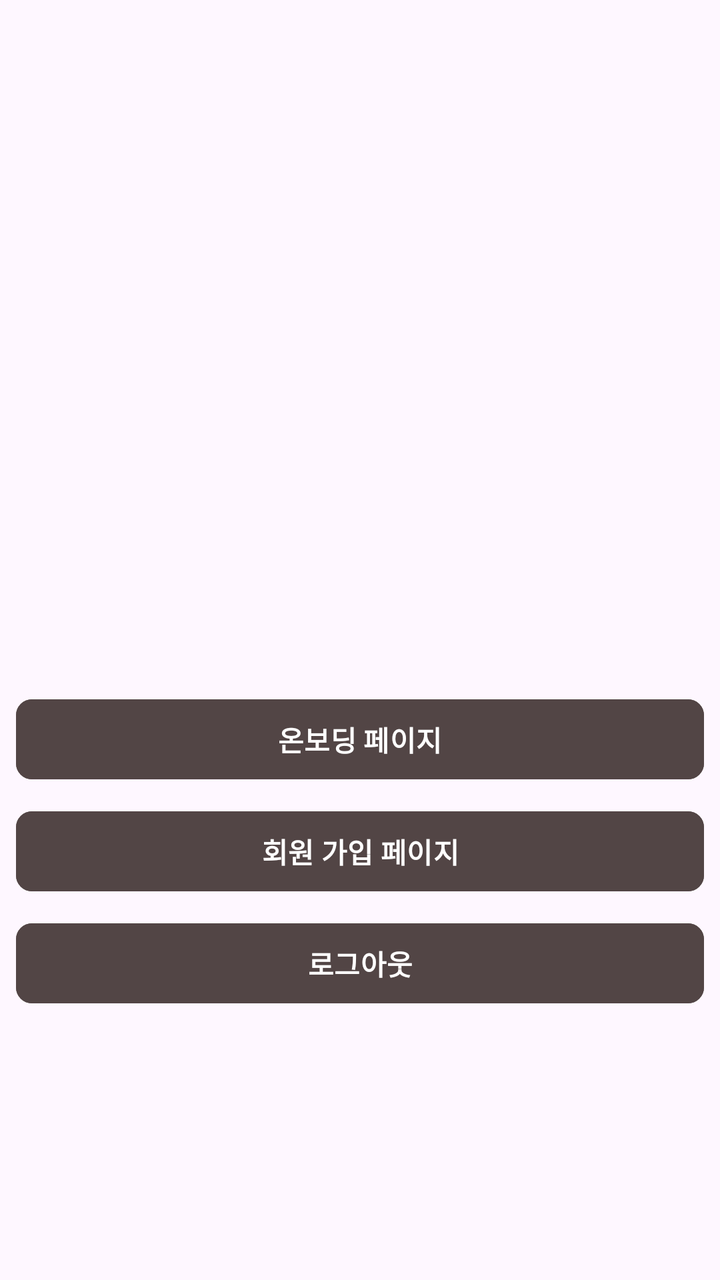
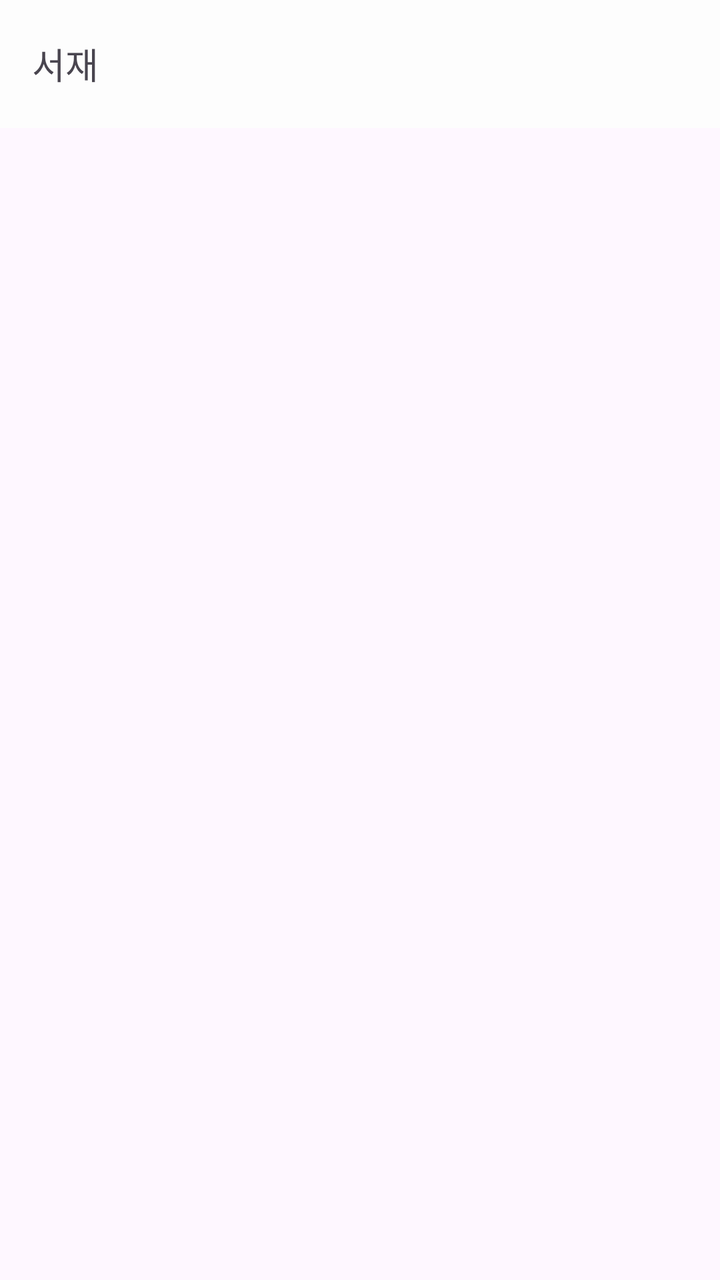

Before-and-after screenshots of an Android layout around one commit, followed by the original layout XML and the change that was made.
<!-- AndroidManifest.xml: application theme Theme.Bonda -->
<!-- res/layout/fragment_home_library.xml -->
<?xml version="1.0" encoding="utf-8"?>
<androidx.constraintlayout.widget.ConstraintLayout xmlns:android="http://schemas.android.com/apk/res/android"
    xmlns:app="http://schemas.android.com/apk/res-auto"
    android:layout_width="match_parent"
    android:layout_height="match_parent">

    <TextView
        android:id="@+id/text_library"
        android:layout_width="match_parent"
        android:layout_height="wrap_content"
        android:layout_marginStart="8dp"
        android:layout_marginTop="8dp"
        android:layout_marginEnd="8dp"
        android:textAlignment="center"
        android:textSize="20sp"
        app:layout_constraintBottom_toBottomOf="parent"
        app:layout_constraintEnd_toEndOf="parent"
        app:layout_constraintStart_toStartOf="parent"
        app:layout_constraintTop_toTopOf="parent" />

    <com.google.android.material.button.MaterialButton
        android:id="@+id/button_onboarding"
        style="@style/Widget.Bonda.Button.Primary"
        android:layout_width="0dp"
        android:layout_height="wrap_content"
        android:layout_margin="8dp"
        android:text="온보딩 페이지"
        app:layout_constraintEnd_toEndOf="parent"
        app:layout_constraintStart_toStartOf="parent"
        app:layout_constraintTop_toBottomOf="@id/text_library" />

    <com.google.android.material.button.MaterialButton
        android:id="@+id/button_books"
        style="@style/Widget.Bonda.Button.Primary"
        android:layout_width="0dp"
        android:layout_height="wrap_content"
        android:layout_margin="8dp"
        android:text="회원 가입 페이지"
        app:layout_constraintEnd_toEndOf="parent"
        app:layout_constraintStart_toStartOf="parent"
        app:layout_constraintTop_toBottomOf="@id/button_onboarding" />

    <com.google.android.material.button.MaterialButton
        android:id="@+id/button_sign_in"
        style="@style/Widget.Bonda.Button.Primary"
        android:layout_width="0dp"
        android:layout_height="wrap_content"
        android:layout_margin="8dp"
        android:text="로그아웃"
        app:layout_constraintEnd_toEndOf="parent"
        app:layout_constraintStart_toStartOf="parent"
        app:layout_constraintTop_toBottomOf="@id/button_books" />

</androidx.constraintlayout.widget.ConstraintLayout>
<!-- resources referenced by this layout -->
<resources>
  <style name="Widget.Bonda.Button.Primary" parent="Widget.Material3.Button">
          <item name="android:backgroundTint">@color/surface_accent_primary</item>
          <item name="android:textColor">@color/text_default_inverse</item>
          <item name="android:textSize">14sp</item>
          <item name="android:textStyle">bold</item>
          <item name="cornerRadius">8dp</item>
      </style>
  <style name="Theme.Bonda" parent="Theme.Material3.Light.NoActionBar" />
  <color name="surface_accent_primary">#524545</color>
  <color name="text_default_inverse">#FFFFFF</color>
</resources>

<!-- the commit's change to res/layout/fragment_home_library.xml (unified diff, before → after) -->
@@ -1,54 +1,32 @@
 <?xml version="1.0" encoding="utf-8"?>
-<androidx.constraintlayout.widget.ConstraintLayout xmlns:android="http://schemas.android.com/apk/res/android"
+<androidx.coordinatorlayout.widget.CoordinatorLayout xmlns:android="http://schemas.android.com/apk/res/android"
     xmlns:app="http://schemas.android.com/apk/res-auto"
     android:layout_width="match_parent"
     android:layout_height="match_parent">
 
-    <TextView
-        android:id="@+id/text_library"
+    <com.google.android.material.appbar.AppBarLayout
         android:layout_width="match_parent"
-        android:layout_height="wrap_content"
-        android:layout_marginStart="8dp"
-        android:layout_marginTop="8dp"
-        android:layout_marginEnd="8dp"
-        android:textAlignment="center"
-        android:textSize="20sp"
-        app:layout_constraintBottom_toBottomOf="parent"
-        app:layout_constraintEnd_toEndOf="parent"
-        app:layout_constraintStart_toStartOf="parent"
-        app:layout_constraintTop_toTopOf="parent" />
+        android:layout_height="wrap_content">
 
-    <com.google.android.material.button.MaterialButton
-        android:id="@+id/button_onboarding"
-        style="@style/Widget.Bonda.Button.Primary"
-        android:layout_width="0dp"
-        android:layout_height="wrap_content"
-        android:layout_margin="8dp"
-        android:text="온보딩 페이지"
-        app:layout_constraintEnd_toEndOf="parent"
-        app:layout_constraintStart_toStartOf="parent"
-        app:layout_constraintTop_toBottomOf="@id/text_library" />
+        <com.google.android.material.appbar.MaterialToolbar
+            android:layout_width="match_parent"
+            android:layout_height="wrap_content"
+            android:background="@color/surface_default_tertiary"
+            app:layout_scrollFlags="scroll|enterAlways"
+            app:title="서재"
+            app:titleTextAppearance="@style/Title2" />
 
-    <com.google.android.material.button.MaterialButton
-        android:id="@+id/button_books"
-        style="@style/Widget.Bonda.Button.Primary"
-        android:layout_width="0dp"
-        android:layout_height="wrap_content"
-        android:layout_margin="8dp"
-        android:text="회원 가입 페이지"
-        app:layout_constraintEnd_toEndOf="parent"
-        app:layout_constraintStart_toStartOf="parent"
-        app:layout_constraintTop_toBottomOf="@id/button_onboarding" />
+    </com.google.android.material.appbar.AppBarLayout>
 
-    <com.google.android.material.button.MaterialButton
-        android:id="@+id/button_sign_in"
-        style="@style/Widget.Bonda.Button.Primary"
-        android:layout_width="0dp"
-        android:layout_height="wrap_content"
-        android:layout_margin="8dp"
-        android:text="로그아웃"
-        app:layout_constraintEnd_toEndOf="parent"
-        app:layout_constraintStart_toStartOf="parent"
-        app:layout_constraintTop_toBottomOf="@id/button_books" />
+    <androidx.core.widget.NestedScrollView
+        android:layout_width="match_parent"
+        android:layout_height="match_parent"
+        app:layout_behavior="@string/appbar_scrolling_view_behavior">
+        <androidx.constraintlayout.widget.ConstraintLayout
+            android:layout_width="match_parent"
+            android:layout_height="match_parent">
 
-</androidx.constraintlayout.widget.ConstraintLayout>
+        </androidx.constraintlayout.widget.ConstraintLayout>
+    </androidx.core.widget.NestedScrollView>
+
+</androidx.coordinatorlayout.widget.CoordinatorLayout>
<!-- resource entries referenced after the edit -->
@@ -1,14 +1,12 @@
 <!-- resources referenced by this layout -->
 <resources>
-  <style name="Widget.Bonda.Button.Primary" parent="Widget.Material3.Button">
-          <item name="android:backgroundTint">@color/surface_accent_primary</item>
-          <item name="android:textColor">@color/text_default_inverse</item>
-          <item name="android:textSize">14sp</item>
-          <item name="android:textStyle">bold</item>
-          <item name="cornerRadius">8dp</item>
+  <color name="surface_default_tertiary">#fdfdfd</color>
+  <style name="Title2">
+          <item name="fontFamily">@font/pretendard_semibold</item>
+          <item name="android:textSize">18sp</item>
+          <item name="android:letterSpacing">0</item>
+          <item name="android:lineHeight">21.6sp</item>
       </style>
   <style name="Theme.Bonda" parent="Theme.Material3.Light.NoActionBar" />
-  <color name="surface_accent_primary">#524545</color>
-  <color name="text_default_inverse">#FFFFFF</color>
 </resources>
 
